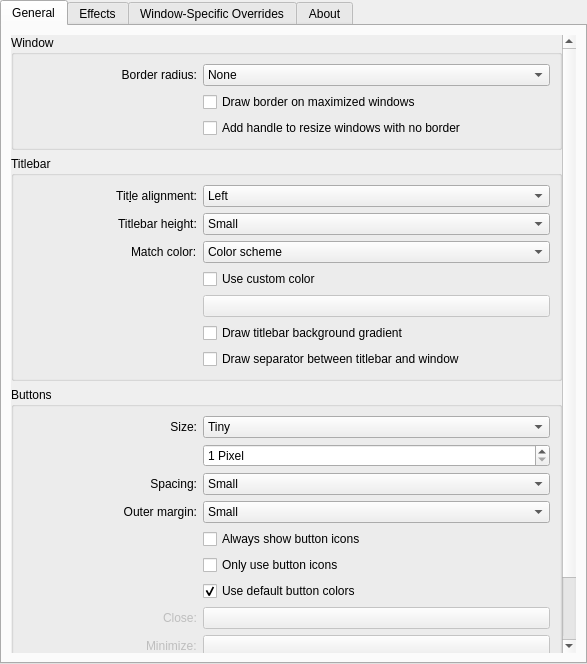
Before: the Qt Designer form window-decoration/kdecoration/config/ui/helloconfigurationui.ui in n4n0GH/hello, drawn with Qt 5.
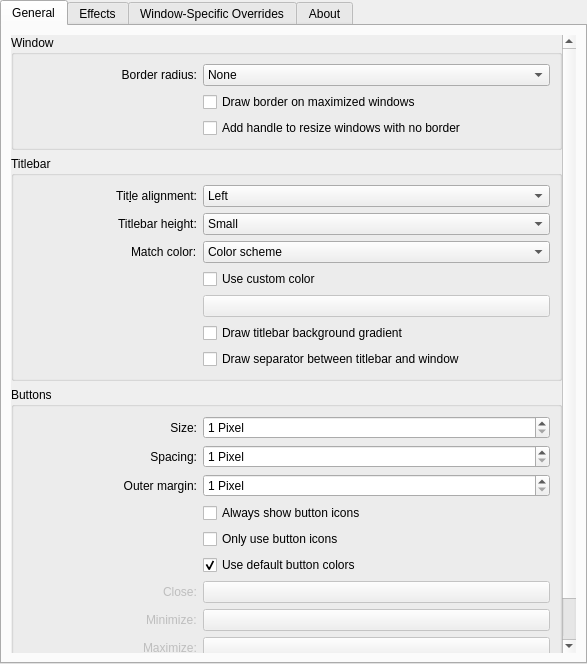
After: the same form once the commit is applied. Custom widgets are drawn as their Qt base class.

Commit message: window button size, spacing and margin can now be set in pixels

What changed in the file:
```diff
--- a/window-decoration/kdecoration/config/ui/helloconfigurationui.ui
+++ b/window-decoration/kdecoration/config/ui/helloconfigurationui.ui
@@ -72,9 +72,9 @@
           <property name="geometry">
            <rect>
             <x>0</x>
-            <y>-258</y>
+            <y>-240</y>
             <width>547</width>
-            <height>915</height>
+            <height>873</height>
            </rect>
           </property>
           <layout class="QGridLayout" name="gridLayout_9">
@@ -304,178 +304,7 @@
               <string>Buttons</string>
              </property>
              <layout class="QGridLayout" name="gridLayout_7">
-              <item row="0" column="0">
-               <widget class="QLabel" name="labelButtonSize">
-                <property name="sizePolicy">
-                 <sizepolicy hsizetype="Preferred" vsizetype="Preferred">
-                  <horstretch>1</horstretch>
-                  <verstretch>0</verstretch>
-                 </sizepolicy>
-                </property>
-                <property name="text">
-                 <string>Size:</string>
-                </property>
-                <property name="alignment">
-                 <set>Qt::AlignRight|Qt::AlignTrailing|Qt::AlignVCenter</set>
-                </property>
-                <property name="buddy">
-                 <cstring>buttonSize</cstring>
-                </property>
-               </widget>
-              </item>
-              <item row="2" column="1">
-               <widget class="QComboBox" name="buttonSpacing">
-                <property name="enabled">
-                 <bool>true</bool>
-                </property>
-                <property name="sizePolicy">
-                 <sizepolicy hsizetype="Preferred" vsizetype="Fixed">
-                  <horstretch>2</horstretch>
-                  <verstretch>0</verstretch>
-                 </sizepolicy>
-                </property>
-                <property name="whatsThis">
-                 <string extracomment="Choose your preferred spacing for the window buttons."/>
-                </property>
-                <property name="currentText">
-                 <string>Small</string>
-                </property>
-                <item>
-                 <property name="text">
-                  <string>Small</string>
-                 </property>
-                </item>
-                <item>
-                 <property name="text">
-                  <string>Regular</string>
-                 </property>
-                </item>
-                <item>
-                 <property name="text">
-                  <string>Wide</string>
-                 </property>
-                </item>
-               </widget>
-              </item>
-              <item row="0" column="1">
-               <widget class="QComboBox" name="buttonSize">
-                <property name="sizePolicy">
-                 <sizepolicy hsizetype="Preferred" vsizetype="Fixed">
-                  <horstretch>2</horstretch>
-                  <verstretch>0</verstretch>
-                 </sizepolicy>
-                </property>
-                <property name="whatsThis">
-                 <string extracomment="Choose your preferred size for the window buttons."/>
-                </property>
-                <property name="currentText">
-                 <string>Tiny</string>
-                </property>
-                <item>
-                 <property name="text">
-                  <string>Tiny</string>
-                 </property>
-                </item>
-                <item>
-                 <property name="text">
-                  <string comment="@item:inlistbox Button size:">Small</string>
-                 </property>
-                </item>
-                <item>
-                 <property name="text">
-                  <string comment="@item:inlistbox Button size:">Normal</string>
-                 </property>
-                </item>
-                <item>
-                 <property name="text">
-                  <string comment="@item:inlistbox Button size:">Large</string>
-                 </property>
-                </item>
-                <item>
-                 <property name="text">
-                  <string comment="@item:inlistbox Button size:">Very Large</string>
-                 </property>
-                </item>
-               </widget>
-              </item>
               <item row="6" column="1">
-               <widget class="QCheckBox" name="buttonCustomColor">
-                <property name="sizePolicy">
-                 <sizepolicy hsizetype="Minimum" vsizetype="Fixed">
-                  <horstretch>2</horstretch>
-                  <verstretch>0</verstretch>
-                 </sizepolicy>
-                </property>
-                <property name="text">
-                 <string>Use default button colors</string>
-                </property>
-                <property name="checked">
-                 <bool>true</bool>
-                </property>
-               </widget>
-              </item>
-              <item row="9" column="1">
-               <widget class="KColorButton" name="customMaxColor">
-                <property name="enabled">
-                 <bool>false</bool>
-                </property>
-                <property name="sizePolicy">
-                 <sizepolicy hsizetype="Minimum" vsizetype="Fixed">
-                  <horstretch>2</horstretch>
-                  <verstretch>0</verstretch>
-                 </sizepolicy>
-                </property>
-                <property name="color">
-                 <color>
-                  <red>19</red>
-                  <green>209</green>
-                  <blue>61</blue>
-                 </color>
-                </property>
-                <property name="defaultColor">
-                 <color>
-                  <red>19</red>
-                  <green>209</green>
-                  <blue>61</blue>
-                 </color>
-                </property>
-               </widget>
-              </item>
-              <item row="3" column="1">
-               <widget class="QComboBox" name="buttonMargin">
-                <property name="enabled">
-                 <bool>true</bool>
-                </property>
-                <property name="sizePolicy">
-                 <sizepolicy hsizetype="Preferred" vsizetype="Fixed">
-                  <horstretch>2</horstretch>
-                  <verstretch>0</verstretch>
-                 </sizepolicy>
-                </property>
-                <property name="whatsThis">
-                 <string extracomment="Choose your preferred distance to the window edge for the window buttons."/>
-                </property>
-                <property name="currentText">
-                 <string>Small</string>
-                </property>
-                <item>
-                 <property name="text">
-                  <string>Small</string>
-                 </property>
-                </item>
-                <item>
-                 <property name="text">
-                  <string>Regular</string>
-                 </property>
-                </item>
-                <item>
-                 <property name="text">
-                  <string>Wide</string>
-                 </property>
-                </item>
-               </widget>
-              </item>
-              <item row="4" column="1">
                <widget class="QCheckBox" name="alwaysShowButtonIcons">
                 <property name="sizePolicy">
                  <sizepolicy hsizetype="Minimum" vsizetype="Fixed">
@@ -491,7 +320,23 @@
                 </property>
                </widget>
               </item>
-              <item row="7" column="0" alignment="Qt::AlignRight">
+              <item row="0" column="0">
+               <widget class="QLabel" name="labelButtonSize">
+                <property name="sizePolicy">
+                 <sizepolicy hsizetype="Preferred" vsizetype="Preferred">
+                  <horstretch>1</horstretch>
+                  <verstretch>0</verstretch>
+                 </sizepolicy>
+                </property>
+                <property name="text">
+                 <string>Size:</string>
+                </property>
+                <property name="alignment">
+                 <set>Qt::AlignRight|Qt::AlignTrailing|Qt::AlignVCenter</set>
+                </property>
+               </widget>
+              </item>
+              <item row="9" column="0" alignment="Qt::AlignRight">
                <widget class="QLabel" name="labelCustomClose">
                 <property name="enabled">
                  <bool>false</bool>
@@ -507,7 +352,7 @@
                 </property>
                </widget>
               </item>
-              <item row="8" column="0" alignment="Qt::AlignRight">
+              <item row="10" column="0" alignment="Qt::AlignRight">
                <widget class="QLabel" name="labelCustomMin">
                 <property name="enabled">
                  <bool>false</bool>
@@ -524,7 +369,7 @@
                </widget>
               </item>
               <item row="10" column="1">
-               <widget class="KColorButton" name="customOtherColor">
+               <widget class="KColorButton" name="customMinColor">
                 <property name="enabled">
                  <bool>false</bool>
                 </property>
@@ -536,21 +381,48 @@
                 </property>
                 <property name="color">
                  <color>
-                  <red>79</red>
-                  <green>186</green>
-                  <blue>244</blue>
+                  <red>252</red>
+                  <green>190</green>
+                  <blue>7</blue>
                  </color>
                 </property>
                 <property name="defaultColor">
                  <color>
-                  <red>79</red>
-                  <green>186</green>
-                  <blue>244</blue>
+                  <red>252</red>
+                  <green>190</green>
+                  <blue>7</blue>
                  </color>
                 </property>
                </widget>
               </item>
-              <item row="9" column="0" alignment="Qt::AlignRight">
+              <item row="9" column="1">
+               <widget class="KColorButton" name="customCloseColor">
+                <property name="enabled">
+                 <bool>false</bool>
+                </property>
+                <property name="sizePolicy">
+                 <sizepolicy hsizetype="Minimum" vsizetype="Fixed">
+                  <horstretch>2</horstretch>
+                  <verstretch>0</verstretch>
+                 </sizepolicy>
+                </property>
+                <property name="color">
+                 <color>
+                  <red>242</red>
+                  <green>80</green>
+                  <blue>86</blue>
+                 </color>
+                </property>
+                <property name="defaultColor">
+                 <color>
+                  <red>242</red>
+                  <green>80</green>
+                  <blue>86</blue>
+                 </color>
+                </property>
+               </widget>
+              </item>
+              <item row="11" column="0" alignment="Qt::AlignRight">
                <widget class="QLabel" name="labelCustomMax">
                 <property name="enabled">
                  <bool>false</bool>
@@ -566,24 +438,8 @@
                 </property>
                </widget>
               </item>
-              <item row="3" column="0">
-               <widget class="QLabel" name="labelButtonMargin">
-                <property name="sizePolicy">
-                 <sizepolicy hsizetype="Preferred" vsizetype="Preferred">
-                  <horstretch>1</horstretch>
-                  <verstretch>0</verstretch>
-                 </sizepolicy>
-                </property>
-                <property name="text">
-                 <string>Outer margin:</string>
-                </property>
-                <property name="alignment">
-                 <set>Qt::AlignRight|Qt::AlignTrailing|Qt::AlignVCenter</set>
-                </property>
-               </widget>
-              </item>
-              <item row="8" column="1">
-               <widget class="KColorButton" name="customMinColor">
+              <item row="12" column="1">
+               <widget class="KColorButton" name="customOtherColor">
                 <property name="enabled">
                  <bool>false</bool>
                 </property>
@@ -595,21 +451,21 @@
                 </property>
                 <property name="color">
                  <color>
-                  <red>252</red>
-                  <green>190</green>
-                  <blue>7</blue>
+                  <red>79</red>
+                  <green>186</green>
+                  <blue>244</blue>
                  </color>
                 </property>
                 <property name="defaultColor">
                  <color>
-                  <red>252</red>
-                  <green>190</green>
-                  <blue>7</blue>
+                  <red>79</red>
+                  <green>186</green>
+                  <blue>244</blue>
                  </color>
                 </property>
                </widget>
               </item>
-              <item row="10" column="0" alignment="Qt::AlignRight">
+              <item row="12" column="0" alignment="Qt::AlignRight">
                <widget class="QLabel" name="labelCustomOther">
                 <property name="enabled">
                  <bool>false</bool>
@@ -625,6 +481,75 @@
                 </property>
                </widget>
               </item>
+              <item row="0" column="1">
+               <widget class="QSpinBox" name="buttonSizeSpin">
+                <property name="suffix">
+                 <string> Pixel</string>
+                </property>
+                <property name="minimum">
+                 <number>1</number>
+                </property>
+                <property name="maximum">
+                 <number>36</number>
+                </property>
+               </widget>
+              </item>
+              <item row="11" column="1">
+               <widget class="KColorButton" name="customMaxColor">
+                <property name="enabled">
+                 <bool>false</bool>
+                </property>
+                <property name="sizePolicy">
+                 <sizepolicy hsizetype="Minimum" vsizetype="Fixed">
+                  <horstretch>2</horstretch>
+                  <verstretch>0</verstretch>
+                 </sizepolicy>
+                </property>
+                <property name="color">
+                 <color>
+                  <red>19</red>
+                  <green>209</green>
+                  <blue>61</blue>
+                 </color>
+                </property>
+                <property name="defaultColor">
+                 <color>
+                  <red>19</red>
+                  <green>209</green>
+                  <blue>61</blue>
+                 </color>
+                </property>
+               </widget>
+              </item>
+              <item row="7" column="1">
+               <widget class="QCheckBox" name="onlyUseIcons">
+                <property name="sizePolicy">
+                 <sizepolicy hsizetype="Minimum" vsizetype="Fixed">
+                  <horstretch>2</horstretch>
+                  <verstretch>0</verstretch>
+                 </sizepolicy>
+                </property>
+                <property name="text">
+                 <string>Only use button icons</string>
+                </property>
+               </widget>
+              </item>
+              <item row="4" column="0">
+               <widget class="QLabel" name="labelButtonMargin">
+                <property name="sizePolicy">
+                 <sizepolicy hsizetype="Preferred" vsizetype="Preferred">
+                  <horstretch>1</horstretch>
+                  <verstretch>0</verstretch>
+                 </sizepolicy>
+                </property>
+                <property name="text">
+                 <string>Outer margin:</string>
+                </property>
+                <property name="alignment">
+                 <set>Qt::AlignRight|Qt::AlignTrailing|Qt::AlignVCenter</set>
+                </property>
+               </widget>
+              </item>
               <item row="2" column="0">
                <widget class="QLabel" name="labelButtonSpacing">
                 <property name="sizePolicy">
@@ -641,35 +566,8 @@
                 </property>
                </widget>
               </item>
-              <item row="7" column="1">
-               <widget class="KColorButton" name="customCloseColor">
-                <property name="enabled">
-                 <bool>false</bool>
-                </property>
-                <property name="sizePolicy">
-                 <sizepolicy hsizetype="Minimum" vsizetype="Fixed">
-                  <horstretch>2</horstretch>
-                  <verstretch>0</verstretch>
-                 </sizepolicy>
-                </property>
-                <property name="color">
-                 <color>
-                  <red>242</red>
-                  <green>80</green>
-                  <blue>86</blue>
-                 </color>
-                </property>
-                <property name="defaultColor">
-                 <color>
-                  <red>242</red>
-                  <green>80</green>
-                  <blue>86</blue>
-                 </color>
-                </property>
-               </widget>
-              </item>
-              <item row="5" column="1">
-               <widget class="QCheckBox" name="onlyUseIcons">
+              <item row="8" column="1">
+               <widget class="QCheckBox" name="buttonCustomColor">
                 <property name="sizePolicy">
                  <sizepolicy hsizetype="Minimum" vsizetype="Fixed">
                   <horstretch>2</horstretch>
@@ -677,12 +575,15 @@
                  </sizepolicy>
                 </property>
                 <property name="text">
-                 <string>Only use button icons</string>
+                 <string>Use default button colors</string>
                 </property>
+                <property name="checked">
+                 <bool>true</bool>
+                </property>
                </widget>
               </item>
-              <item row="1" column="1">
-               <widget class="QSpinBox" name="buttonSizeSpin">
+              <item row="2" column="1">
+               <widget class="QSpinBox" name="buttonSpacingSpin">
                 <property name="suffix">
                  <string> Pixel</string>
                 </property>
@@ -690,7 +591,20 @@
                  <number>1</number>
                 </property>
                 <property name="maximum">
-                 <number>24</number>
+                 <number>36</number>
+                </property>
+               </widget>
+              </item>
+              <item row="4" column="1">
+               <widget class="QSpinBox" name="buttonMarginSpin">
+                <property name="suffix">
+                 <string> Pixel</string>
+                </property>
+                <property name="minimum">
+                 <number>1</number>
+                </property>
+                <property name="maximum">
+                 <number>36</number>
                 </property>
                </widget>
               </item>
```
The commit also changes 3 other files.
